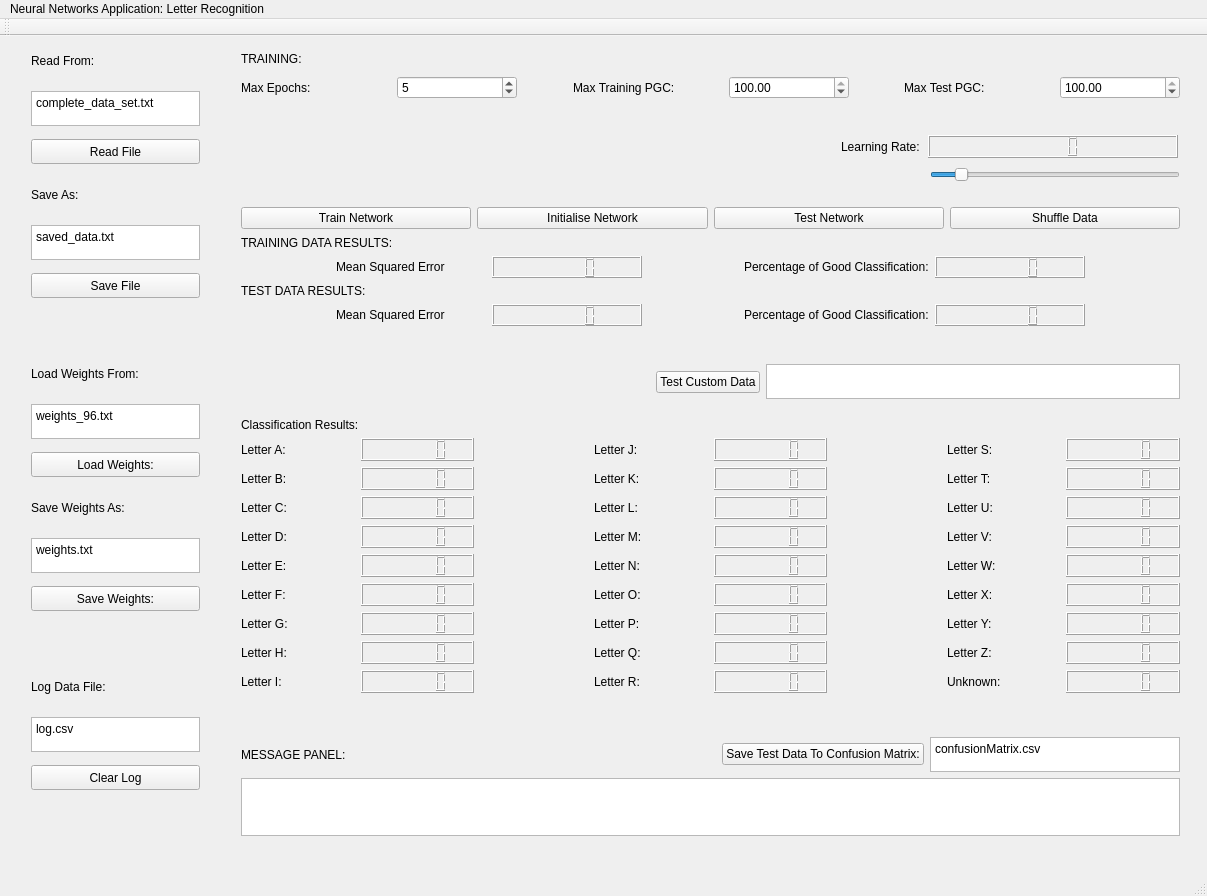
Old version of the form mainwindow.ui in the repository dceuinton/firstgo_neural_net.
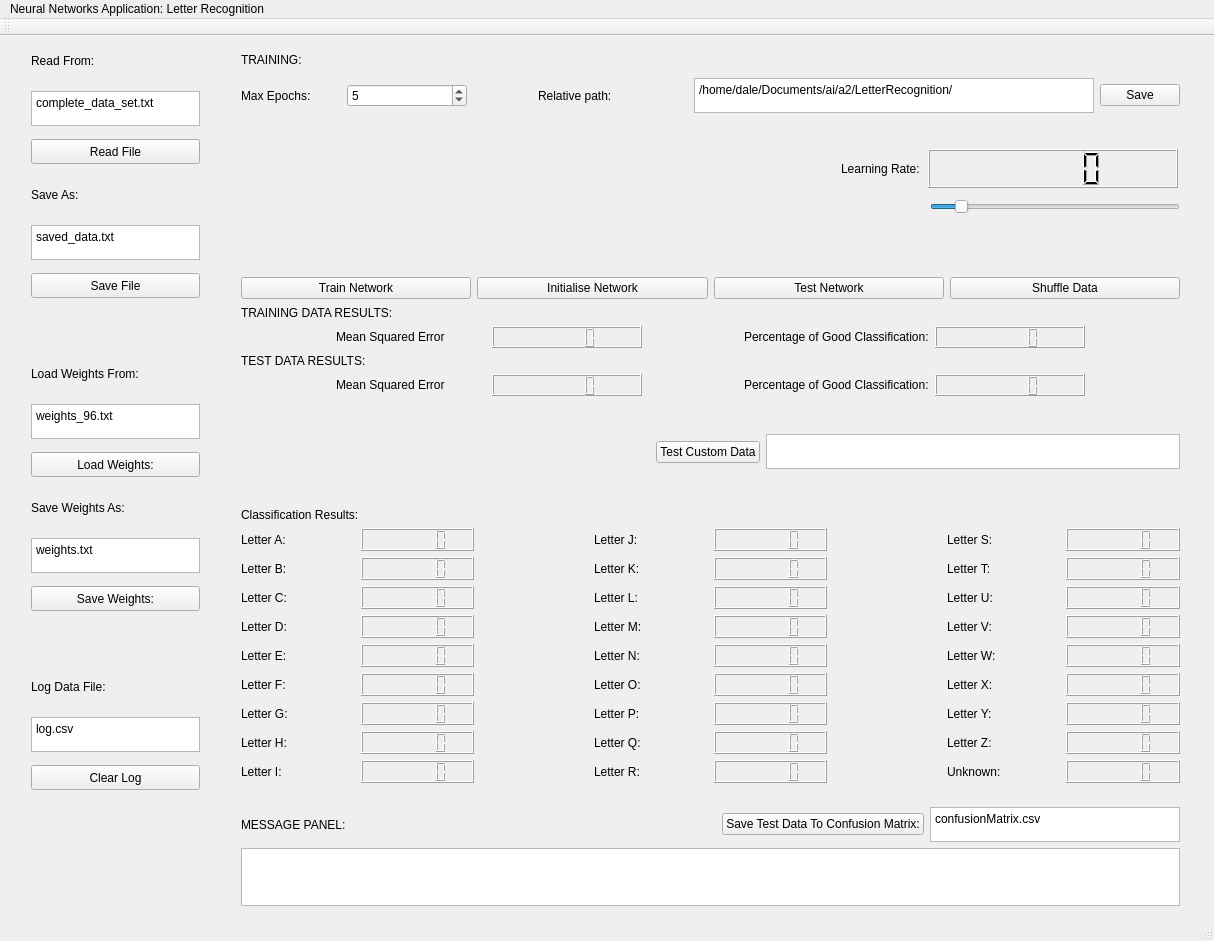
New version of the form.

Patch:
```diff
--- a/mainwindow.ui
+++ b/mainwindow.ui
@@ -6,8 +6,8 @@
    <rect>
     <x>0</x>
     <y>0</y>
-    <width>1207</width>
-    <height>896</height>
+    <width>1214</width>
+    <height>941</height>
    </rect>
   </property>
   <property name="sizePolicy">
@@ -329,7 +329,7 @@
     <property name="geometry">
      <rect>
       <x>230</x>
-      <y>370</y>
+      <y>460</y>
       <width>961</width>
       <height>298</height>
      </rect>
@@ -1658,7 +1658,7 @@
       <x>230</x>
       <y>0</y>
       <width>961</width>
-      <height>161</height>
+      <height>194</height>
      </rect>
     </property>
     <layout class="QVBoxLayout" name="verticalLayout_3">
@@ -1681,7 +1681,7 @@
         <widget class="QLabel" name="label_36">
          <property name="minimumSize">
           <size>
-           <width>150</width>
+           <width>100</width>
            <height>0</height>
           </size>
          </property>
@@ -1751,78 +1751,37 @@
          <property name="maximumSize">
           <size>
            <width>100</width>
-           <height>16777215</height>
+           <height>35</height>
           </size>
          </property>
          <property name="text">
-          <string>Max Training PGC:</string>
+          <string>Relative path:</string>
          </property>
         </widget>
        </item>
        <item>
-        <widget class="QDoubleSpinBox" name="dsbMaxTrainingPGC">
+        <widget class="QPlainTextEdit" name="pteRelativePath">
          <property name="minimumSize">
           <size>
-           <width>120</width>
-           <height>0</height>
-          </size>
-         </property>
-         <property name="maximum">
-          <double>100.000000000000000</double>
-         </property>
-         <property name="singleStep">
-          <double>1.000000000000000</double>
-         </property>
-         <property name="value">
-          <double>100.000000000000000</double>
-         </property>
-        </widget>
-       </item>
-       <item>
-        <spacer name="horizontalSpacer_22">
-         <property name="orientation">
-          <enum>Qt::Horizontal</enum>
-         </property>
-         <property name="sizeHint" stdset="0">
-          <size>
-           <width>40</width>
-           <height>20</height>
-          </size>
-         </property>
-        </spacer>
-       </item>
-       <item>
-        <widget class="QLabel" name="label_38">
-         <property name="minimumSize">
-          <size>
-           <width>150</width>
+           <width>400</width>
            <height>0</height>
           </size>
          </property>
          <property name="maximumSize">
           <size>
-           <width>100</width>
-           <height>16777215</height>
+           <width>500</width>
+           <height>35</height>
           </size>
          </property>
-         <property name="text">
-          <string>Max Test PGC:</string>
+         <property name="plainText">
+          <string>/home/dale/Documents/ai/a2/LetterRecognition/</string>
          </property>
         </widget>
        </item>
        <item>
-        <widget class="QDoubleSpinBox" name="dsbMaxTestPGC">
-         <property name="minimumSize">
-          <size>
-           <width>120</width>
-           <height>0</height>
-          </size>
-         </property>
-         <property name="maximum">
-          <double>100.000000000000000</double>
-         </property>
-         <property name="value">
-          <double>100.000000000000000</double>
+        <widget class="QPushButton" name="btnSaveRelativePath">
+         <property name="text">
+          <string>Save</string>
          </property>
         </widget>
        </item>
@@ -1939,7 +1898,7 @@
     <property name="geometry">
      <rect>
       <x>230</x>
-      <y>160</y>
+      <y>230</y>
       <width>961</width>
       <height>141</height>
      </rect>
@@ -2233,7 +2192,7 @@
     <property name="geometry">
      <rect>
       <x>230</x>
-      <y>310</y>
+      <y>380</y>
       <width>961</width>
       <height>72</height>
      </rect>
@@ -2275,7 +2234,7 @@
     <property name="geometry">
      <rect>
       <x>230</x>
-      <y>690</y>
+      <y>760</y>
       <width>961</width>
       <height>121</height>
      </rect>
@@ -2343,7 +2302,7 @@
     <rect>
      <x>0</x>
      <y>0</y>
-     <width>1207</width>
+     <width>1214</width>
      <height>22</height>
     </rect>
    </property>
```
